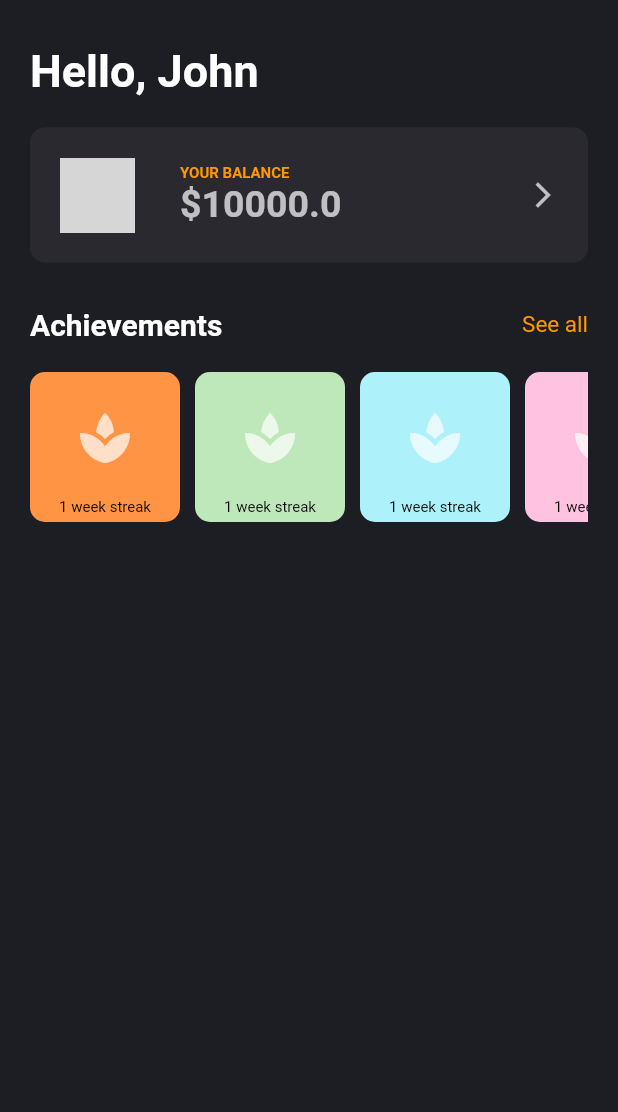
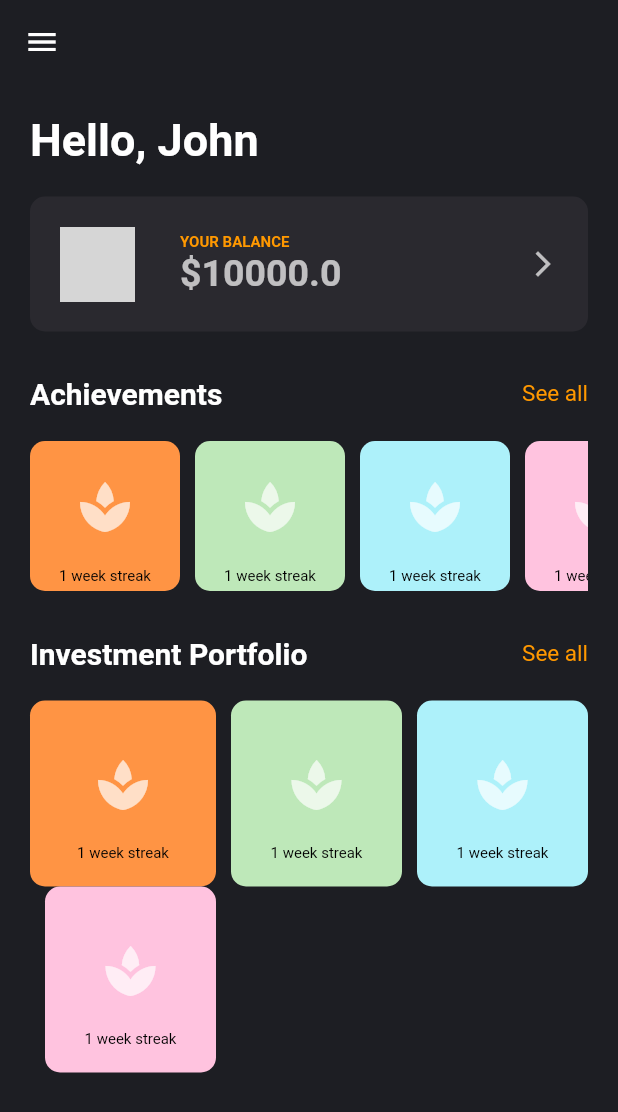
Before and after one commit to ianespana/Proyecto-Final-Flutter, a Flutter app: the screen it shows after launch, on a phone screen of 412 x 824 dp. Shown: the top 1112 px of the screen. Run offline on Flutter 3.47's test engine with Material 2 defaults, Android fonts, the phone set to English and light mode, and no system bars; network calls fail; grey boxes are pictures that could not be loaded.

Commit message:
Añadir sección inversiones

```diff
--- a/lib/achievement.dart
+++ b/lib/achievement.dart
@@ -33,7 +33,7 @@ class Achievement extends StatelessWidget {
             ),
           ),
           Text(
-            "$name",
+            name,
             style: const TextStyle(
               color: Colors.black,
               fontSize: 10,
--- a/lib/main.dart
+++ b/lib/main.dart
@@ -3,7 +3,9 @@ import 'package:proyecto_final_flutter/achievements.dart';
 import 'achievement.dart';
 
 const Color backgroundColor = Color(0xFF1D1E23);
-const Color cardColor = Color(0xff2a292f);
+const Color primaryColor = Color(0xff2a292f);
+const Color secondaryColor = Color(0xff2a292f);
+const Color errorColor = Color(0xfff83838);
 
 void main() {
   runApp(const MyApp(userName: 'John', profileImage: 'https://img.freepik.com/free-vector/businessman-character-avatar-isolated_24877-60111.jpg', balance: 10000));
@@ -21,16 +23,72 @@ class MyApp extends StatelessWidget {
     return MaterialApp(
       debugShowCheckedModeBanner: false,
       theme: ThemeData(
-        primarySwatch: Colors.grey,
-        visualDensity: VisualDensity.adaptivePlatformDensity,
-        brightness: Brightness.dark,
+        colorScheme: const ColorScheme(
+          brightness: Brightness.dark,
+          primary: primaryColor,
+          onPrimary: Colors.white,
+          secondary: secondaryColor,
+          onSecondary: Colors.white,
+          error: errorColor,
+          onError: Colors.black,
+          background: backgroundColor,
+          onBackground: Colors.white,
+          surface: primaryColor,
+          onSurface: Colors.white,
+        ),
       ),
       home: Builder(builder: (context) => Scaffold(
+        appBar: AppBar(
+          backgroundColor: Colors.transparent,
+          bottomOpacity: 0.0,
+          elevation: 0.0,
+        ),
+        drawer: Drawer(
+          backgroundColor: backgroundColor,
+          child: ListView(
+            padding: EdgeInsets.zero,
+            children: [
+              const SizedBox(
+                height: 64,
+                child: DrawerHeader(
+                  decoration: BoxDecoration(
+                    color: backgroundColor,
+                  ),
+                  child: Text(""),
+                ),
+              ),
+              ListTile(
+                title: const Text(
+                  'Item 1',
+                  style: TextStyle(
+                    color: Colors.white,
+                    fontSize: 20,
+                    fontWeight: FontWeight.bold,
+                  ),
+                ),
+                onTap: () {
+                },
+              ),
+              ListTile(
+                title: const Text(
+                  'Item 2',
+                  style: TextStyle(
+                    color: Colors.white,
+                    fontSize: 20,
+                    fontWeight: FontWeight.bold,
+                  ),
+                ),
+                onTap: () {
+                },
+              ),
+            ],
+          ),
+        ),
         backgroundColor: backgroundColor,
         body: Column(
           children: [
             Padding(
-              padding: const EdgeInsets.only(top: 30, left: 20, right: 20),
+              padding: const EdgeInsets.only(top: 20, left: 20, right: 20),
               child: Row(
                 mainAxisAlignment: MainAxisAlignment.spaceBetween,
                 children: [
@@ -51,7 +109,7 @@ class MyApp extends StatelessWidget {
                 margin: const EdgeInsets.only(left: 20, right: 20),
                 height: 90,
                 decoration: BoxDecoration(
-                  color: cardColor,
+                  color: primaryColor,
                   borderRadius: BorderRadius.circular(10),
                 ),
                 child: Padding(
@@ -153,24 +211,61 @@ class MyApp extends StatelessWidget {
                   ),
                 ],
               ),
-            )
+            ),
+            Padding(
+              padding: const EdgeInsets.only(top: 30, left: 20, right: 20),
+              child: Column(
+                children: [
+                  Row(
+                    mainAxisAlignment: MainAxisAlignment.spaceBetween,
+                    children: [
+                      const Text(
+                        "Investment Portfolio",
+                        style: TextStyle(
+                          color: Colors.white,
+                          fontSize: 20,
+                          fontWeight: FontWeight.bold,
+                        ),
+                      ),
+                      GestureDetector(
+                        onTap: () {
+                          Navigator.push(
+                              context,
+                              MaterialPageRoute(builder: (context) => const Achievements())
+                          );
+                        },
+                        child: const Text(
+                          "See all",
+                          style: TextStyle(
+                            color: Colors.orange,
+                            fontSize: 15,
+                          ),
+                        ),
+                      ),
+                    ],
+                  ),
+                  Padding(
+                    padding: const EdgeInsets.only(top: 20),
+                    child: SingleChildScrollView(
+                      scrollDirection: Axis.vertical,
+                      child: GridView.extent(
+                        maxCrossAxisExtent: 150,
+                        shrinkWrap: true,
+                        children: const [
+                          Achievement(name: '1 week streak', icon: Icons.spa, color: Color(0xFFFF9444)),
+                          Achievement(name: '1 week streak', icon: Icons.spa, color: Color(0xFFBEE8B9), margin: EdgeInsets.only(left: 10),),
+                          Achievement(name: '1 week streak', icon: Icons.spa, color: Color(0xFFADF1FA), margin: EdgeInsets.only(left: 10),),
+                          Achievement(name: '1 week streak', icon: Icons.spa, color: Color(0xFFFFC3DF), margin: EdgeInsets.only(left: 10),),
+                        ],
+                      ),
+                    ),
+                  ),
+                ],
+              ),
+            ),
           ],
         ),
       ),)
     );
   }
 }
-
-class ProfilePage extends StatelessWidget {
-  const ProfilePage({super.key});
-
-  @override
-  Widget build(BuildContext context) {
-    return Scaffold(
-      appBar: AppBar(),
-      body: const Center(
-        child: Text("Profile Page"),
-      ),
-    );
-  }
-}
```
Also changed, not shown: 1 other file.
